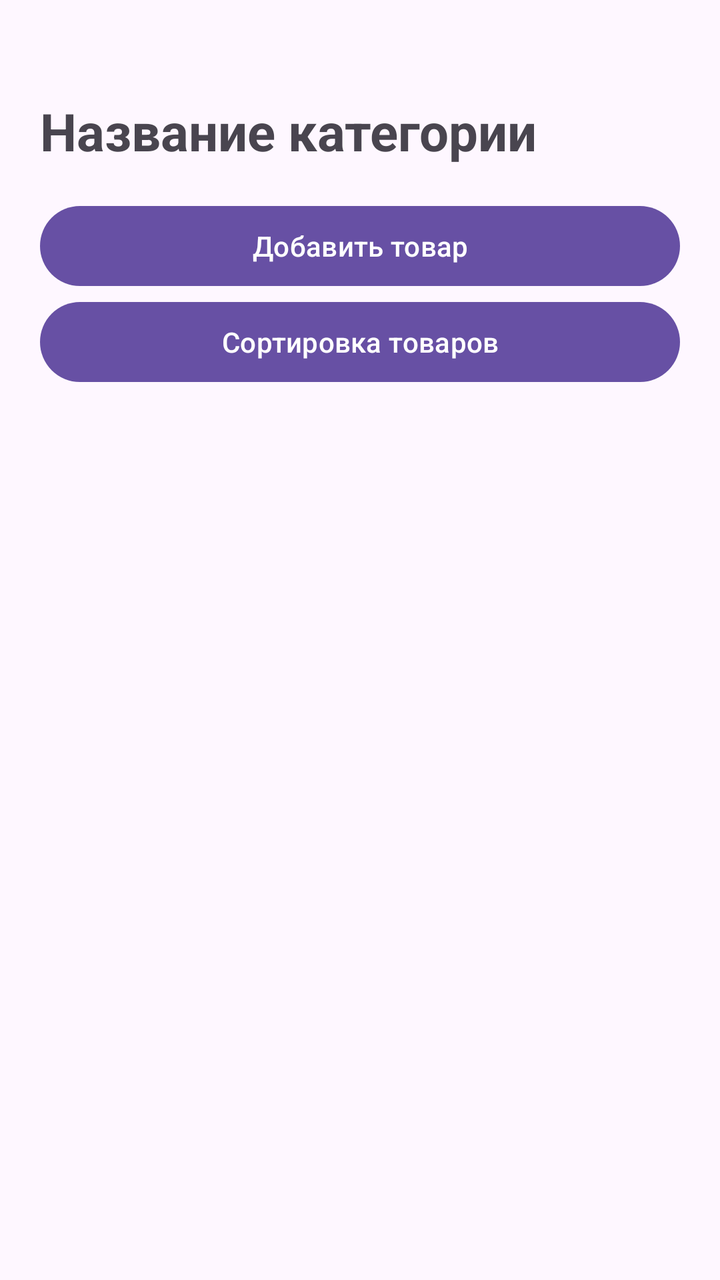
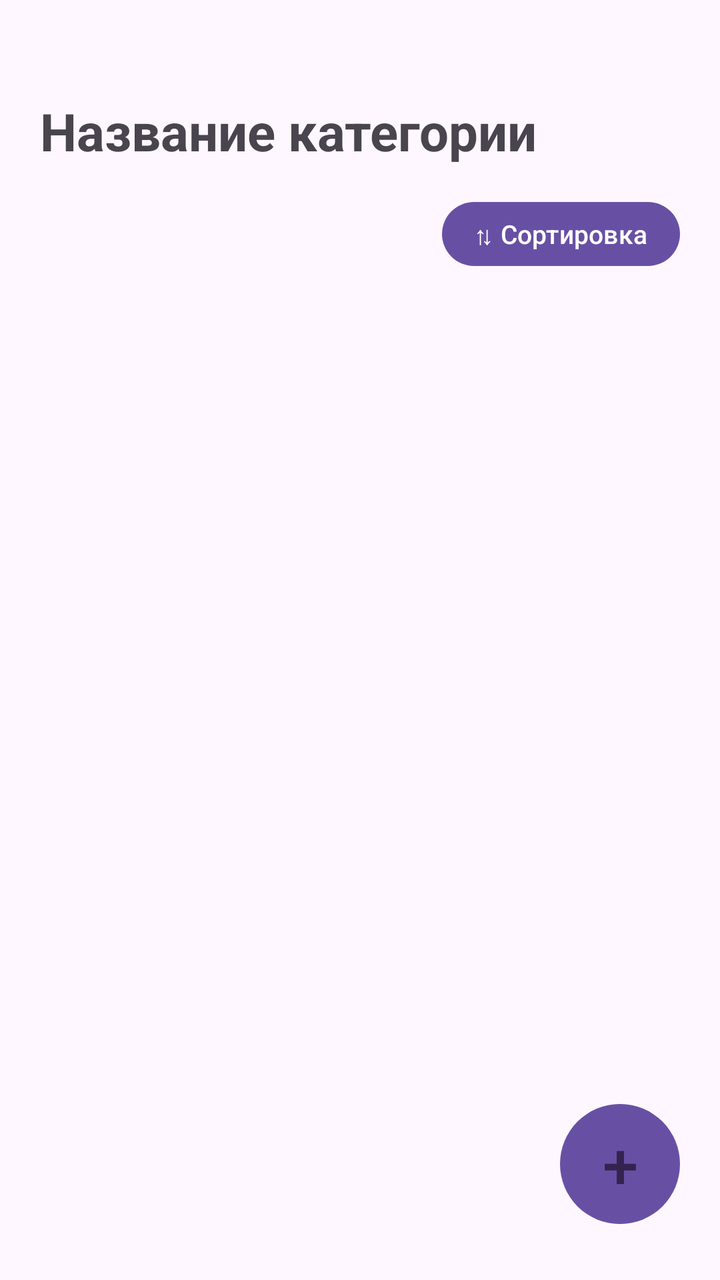

Screens rendered from an Android XML layout before and after an edit, with the pre-edit source and the edit as a unified diff.
<!-- AndroidManifest.xml: application theme Theme.MyReviews -->
<!-- res/layout/activity_category.xml -->
<?xml version="1.0" encoding="utf-8"?>
<LinearLayout
    xmlns:android="http://schemas.android.com/apk/res/android"
    android:layout_width="match_parent"
    android:layout_height="match_parent"
    android:orientation="vertical"
    android:padding="20dp">

    <TextView
        android:id="@+id/tvCategoryTitle"
        android:layout_width="match_parent"
        android:layout_height="wrap_content"
        android:paddingTop="28dp"
        android:text="Название категории"
        android:textSize="26sp"
        android:textStyle="bold" />

    <Button
        android:id="@+id/btnAddProduct"
        android:layout_width="match_parent"
        android:layout_height="wrap_content"
        android:layout_marginTop="16dp"
        android:text="Добавить товар" />


    <Button
        android:id="@+id/btnSortProducts"
        android:layout_width="match_parent"
        android:layout_height="wrap_content"
        android:text="Сортировка товаров" />


    <ListView
        android:id="@+id/listProducts"
        android:layout_width="match_parent"
        android:layout_height="0dp"
        android:layout_weight="1"
        android:layout_marginTop="12dp"
        android:dividerHeight="1dp" />

</LinearLayout>
<!-- resources referenced by this layout -->
<resources>
  <style name="Theme.MyReviews" parent="Base.Theme.MyReviews" />
  <style name="Base.Theme.MyReviews" parent="Theme.Material3.DayNight.NoActionBar">
          
          
      </style>
</resources>

<!-- the commit's change to res/layout/activity_category.xml (unified diff, before → after) -->
@@ -1,6 +1,7 @@
 <?xml version="1.0" encoding="utf-8"?>
 <LinearLayout
     xmlns:android="http://schemas.android.com/apk/res/android"
+    android:id="@+id/category_main"
     android:layout_width="match_parent"
     android:layout_height="match_parent"
     android:orientation="vertical"
@@ -15,19 +16,21 @@
         android:textSize="26sp"
         android:textStyle="bold" />
 
-    <Button
-        android:id="@+id/btnAddProduct"
-        android:layout_width="match_parent"
-        android:layout_height="wrap_content"
-        android:layout_marginTop="16dp"
-        android:text="Добавить товар" />
-
 
     <Button
         android:id="@+id/btnSortProducts"
-        android:layout_width="match_parent"
-        android:layout_height="wrap_content"
-        android:text="Сортировка товаров" />
+        android:layout_width="wrap_content"
+        android:layout_height="40dp"
+        android:layout_gravity="end"
+        android:layout_marginTop="14dp"
+        android:minWidth="0dp"
+        android:minHeight="0dp"
+        android:paddingStart="16dp"
+        android:paddingEnd="16dp"
+        android:text="⇅ Сортировка"
+        android:textAllCaps="false"
+        android:textSize="13sp" />
+
 
 
     <ListView
@@ -38,4 +41,23 @@
         android:layout_marginTop="12dp"
         android:dividerHeight="1dp" />
 
+
+    <Button
+        android:id="@+id/btnAddProduct"
+        android:layout_width="60dp"
+        android:layout_height="60dp"
+        android:layout_gravity="end"
+        android:layout_marginTop="8dp"
+        android:layout_marginBottom="8dp"
+        android:minWidth="0dp"
+        android:minHeight="0dp"
+        android:padding="0dp"
+        android:text="+"
+        android:textSize="32sp"
+        android:textAllCaps="false"
+        android:background="@drawable/add_button_background"
+        android:backgroundTint="@null"
+        android:textColor="#34234F" />
+
+
 </LinearLayout>
<!-- resource entries referenced after the edit -->
@@ -1,5 +1,11 @@
 <!-- resources referenced by this layout -->
 <resources>
+  <!-- drawable add_button_background (drawable) -->
+  <?xml version="1.0" encoding="utf-8"?>
+  <shape xmlns:android="http://schemas.android.com/apk/res/android"
+      android:shape="oval">
+      <solid android:color="#D0BCFF" />
+  </shape>
   <style name="Theme.MyReviews" parent="Base.Theme.MyReviews" />
   <style name="Base.Theme.MyReviews" parent="Theme.Material3.DayNight.NoActionBar">
           
